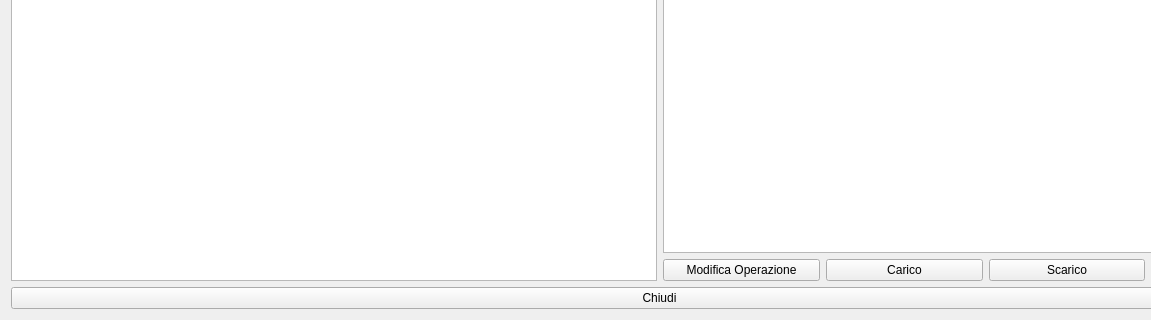
Before: the Qt Designer form ftcontainers_overview.ui in fblabs/CLTags, drawn with Qt 5; both pictures show x 0 to 1151 and y 165 to 485 of the 1319 by 485 pixel window.
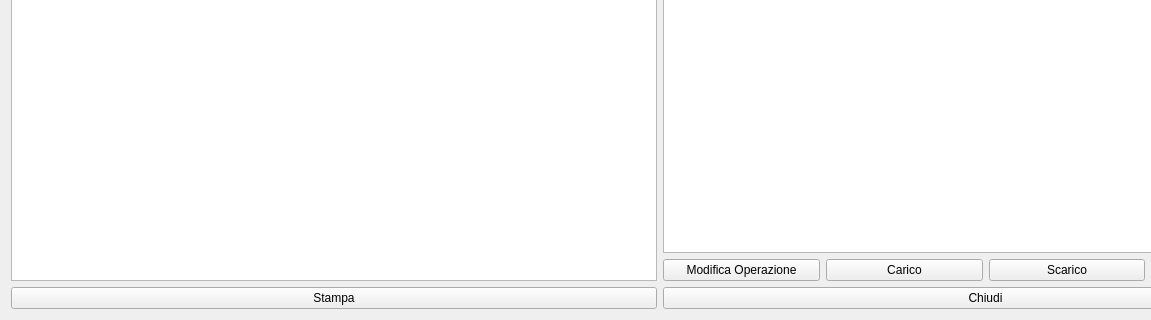
After: the same form once the commit is applied. Icons and pictures are not drawn.

Patch:
```diff
--- a/ftcontainers_overview.ui
+++ b/ftcontainers_overview.ui
@@ -195,6 +195,23 @@
    </item>
    <item>
     <layout class="QHBoxLayout" name="horizontalLayout_5">
+     <item>
+      <widget class="QPushButton" name="pbPrint">
+       <property name="text">
+        <string>Stampa</string>
+       </property>
+       <property name="icon">
+        <iconset resource="resources.qrc">
+         <normaloff>:/resources/icons/print-icon.png</normaloff>:/resources/icons/print-icon.png</iconset>
+       </property>
+       <property name="iconSize">
+        <size>
+         <width>32</width>
+         <height>32</height>
+        </size>
+       </property>
+      </widget>
+     </item>
      <item>
       <widget class="QPushButton" name="pbClose">
        <property name="minimumSize">
```
